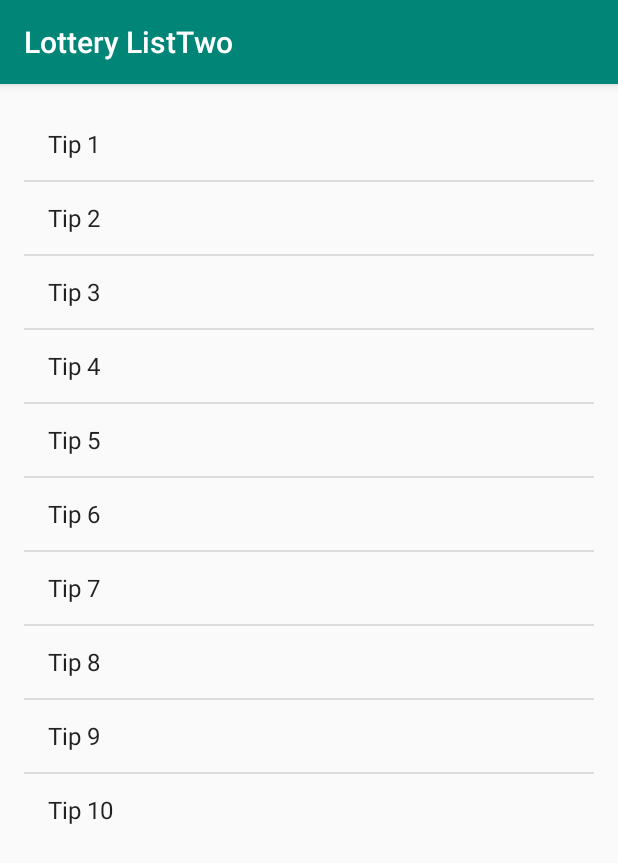
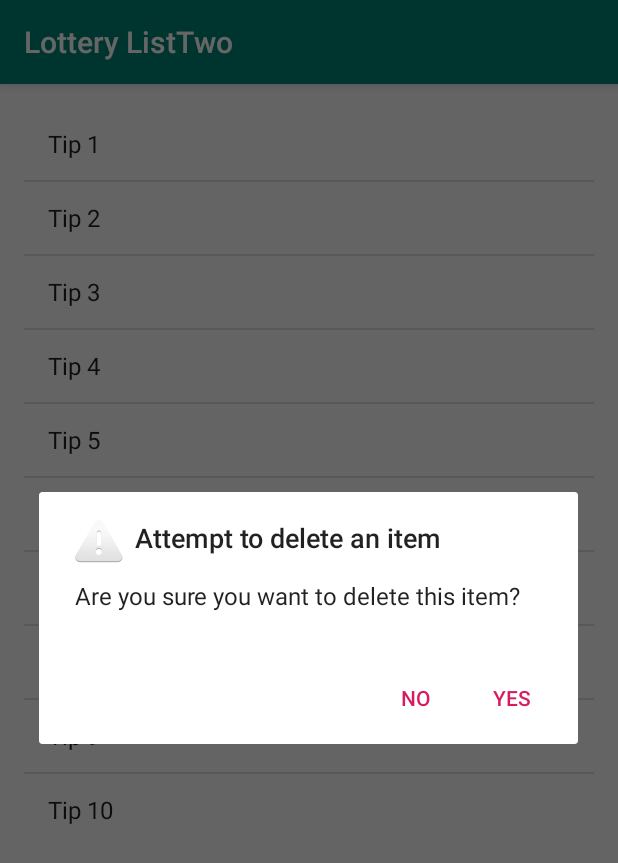
Before and after one commit to rtelesko/LotteryListTwo, an Android app: the screen it shows after launch (MainActivity), after a tap on "Tip 1", on a phone screen of 412 x 824 dp. Shown: the top 863 px of the screen. Run offline under Robolectric (Android 15) with nearby library versions, the phone set to English and light mode, and no system bars.

Commit message:
Fourth commit

```diff
--- a/app/src/main/java/com/example/lotterylisttwo/MainActivity.java
+++ b/app/src/main/java/com/example/lotterylisttwo/MainActivity.java
@@ -1,5 +1,6 @@
 package com.example.lotterylisttwo;
 
+import android.content.DialogInterface;
 import android.os.Bundle;
 import android.view.View;
 import android.widget.AdapterView;
@@ -7,7 +8,10 @@ import android.widget.ArrayAdapter;
 import android.widget.ListView;
 import android.widget.Toast;
 
+import androidx.appcompat.app.AlertDialog;
 import androidx.appcompat.app.AppCompatActivity;
+
+import java.util.ArrayList;
 
 public class MainActivity extends AppCompatActivity {
 
@@ -21,10 +25,18 @@ public class MainActivity extends AppCompatActivity {
         // Get reference to the ListView
         lvTips = findViewById(R.id.lvTips);
 
-        // Initializing a new String Array
-        String[] tips = new String[]{"Tip 1", "Tip 2", "Tip 3", "Tip 4", "Tip 5", "Tip 6", "Tip 7", "Tip 8", "Tip 9", "Tip 10",
-        };
-
+        // Initializing a new ArrayList
+        final ArrayList<String> tips = new ArrayList<>();
+        tips.add("Tip 1");
+        tips.add("Tip 2");
+        tips.add("Tip 3");
+        tips.add("Tip 4");
+        tips.add("Tip 5");
+        tips.add("Tip 6");
+        tips.add("Tip 7");
+        tips.add("Tip 8");
+        tips.add("Tip 9");
+        tips.add("Tip 10");
         /*
         What are possible Adapters ind Android?
         BaseAdapter is a very generic adapter that allows you to do pretty much whatever you want.
@@ -35,7 +47,7 @@ public class MainActivity extends AppCompatActivity {
         */
 
         // Create an ArrayAdapter from the List
-        ArrayAdapter<String> arrayAdapter = new ArrayAdapter<String>
+        final ArrayAdapter<String> arrayAdapter = new ArrayAdapter<String>
                 (this, android.R.layout.simple_list_item_1, tips);
 
         // Populate the ListView with items from ArrayAdapter
@@ -44,12 +56,40 @@ public class MainActivity extends AppCompatActivity {
         // Set an item click Listener for ListView
         lvTips.setOnItemClickListener(new AdapterView.OnItemClickListener() {
             @Override
-            public void onItemClick(AdapterView<?> parent, View view, int position, long id) {
+            public void onItemClick(AdapterView<?> parent, View view, final int position, long id) {
+                /* Alternative 1: Just show a Toast message
                 // Get the selected item text from the ListView
                 String selectedItem = (String) parent.getItemAtPosition(position);
 
                 // Display the selected item text with a Toast message
                 Toast.makeText(getApplicationContext(), selectedItem + " selected", Toast.LENGTH_LONG).show();
+                */
+
+                // Alternative 2: Delete an item with an AlertDialog
+                new AlertDialog.Builder(MainActivity.this)
+                        .setIcon(android.R.drawable.ic_dialog_alert)
+                        .setMessage("Are you sure you want to delete this item?")
+                        .setTitle("Attempt to delete an item")
+                        .setPositiveButton("Yes", new DialogInterface.OnClickListener() {
+                            @Override
+                            public void onClick(DialogInterface dialog, int which) {
+                                try {
+                                    tips.remove(position);
+                                    arrayAdapter.notifyDataSetChanged();
+
+                                    Toast.makeText(MainActivity.this, "Item deleted!", Toast.LENGTH_SHORT).show();
+                                } catch (Exception e) {
+                                    e.printStackTrace();
+                                }
+                            }
+                        })
+                        .setNegativeButton("NO", new DialogInterface.OnClickListener() {
+                            @Override
+                            public void onClick(DialogInterface dialogInterface, int i) {
+                                Toast.makeText(MainActivity.this, "Item NOT deleted!", Toast.LENGTH_SHORT).show();
+                            }
+                        })
+                        .show();
             }
         });
     }
```
